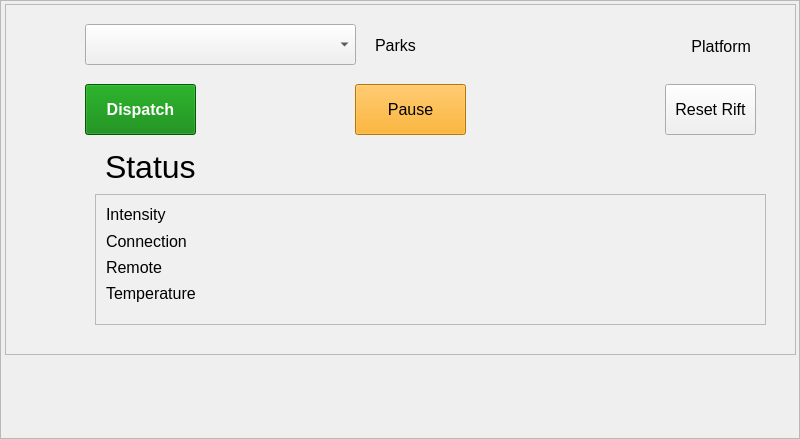
Qt form runtime/agents/nolimits_coaster/nolimits_coaster_gui.ui (michaelmargolis/MdxMotionPlatformV3) before a commit.
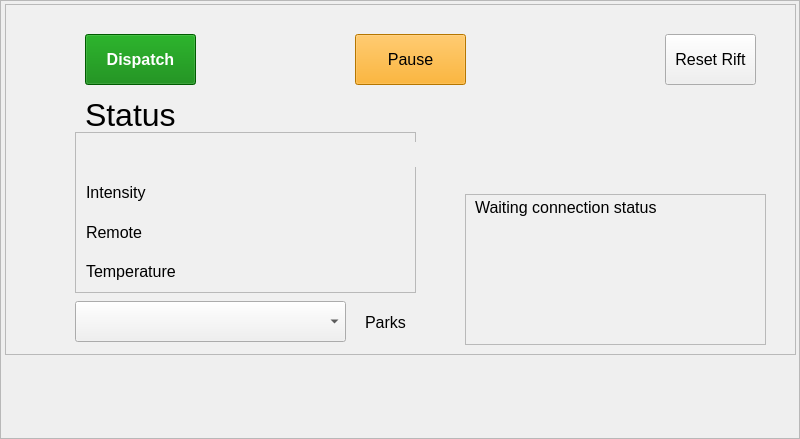
The same form after that commit.

What changed in the file:
```diff
--- a/runtime/agents/nolimits_coaster/nolimits_coaster_gui.ui
+++ b/runtime/agents/nolimits_coaster/nolimits_coaster_gui.ui
@@ -41,7 +41,7 @@
     <property name="geometry">
      <rect>
       <x>80</x>
-      <y>80</y>
+      <y>30</y>
       <width>111</width>
       <height>51</height>
      </rect>
@@ -64,7 +64,7 @@
     <property name="geometry">
      <rect>
       <x>660</x>
-      <y>80</y>
+      <y>30</y>
       <width>91</width>
       <height>51</height>
      </rect>
@@ -82,7 +82,7 @@
     <property name="geometry">
      <rect>
       <x>350</x>
-      <y>80</y>
+      <y>30</y>
       <width>111</width>
       <height>51</height>
      </rect>
@@ -100,26 +100,11 @@
      <string>Pause</string>
     </property>
    </widget>
-   <widget class="QComboBox" name="cmb_select_ride">
-    <property name="geometry">
-     <rect>
-      <x>80</x>
-      <y>20</y>
-      <width>271</width>
-      <height>41</height>
-     </rect>
-    </property>
-    <property name="font">
-     <font>
-      <pointsize>12</pointsize>
-     </font>
-    </property>
-   </widget>
    <widget class="QLabel" name="lbl_coaster_status">
     <property name="geometry">
      <rect>
-      <x>100</x>
-      <y>142</y>
+      <x>80</x>
+      <y>90</y>
       <width>631</width>
       <height>41</height>
      </rect>
@@ -136,10 +121,10 @@
    <widget class="QFrame" name="frame">
     <property name="geometry">
      <rect>
-      <x>90</x>
-      <y>190</y>
-      <width>671</width>
-      <height>131</height>
+      <x>70</x>
+      <y>128</y>
+      <width>341</width>
+      <height>161</height>
      </rect>
     </property>
     <property name="frameShape">
@@ -152,8 +137,8 @@
      <property name="geometry">
       <rect>
        <x>11</x>
-       <y>11</y>
-       <width>631</width>
+       <y>51</y>
+       <width>301</width>
        <height>19</height>
       </rect>
      </property>
@@ -170,8 +155,8 @@
      <property name="geometry">
       <rect>
        <x>11</x>
-       <y>63</y>
-       <width>641</width>
+       <y>90</y>
+       <width>301</width>
        <height>21</height>
       </rect>
      </property>
@@ -184,30 +169,12 @@
       <string>Remote</string>
      </property>
     </widget>
-    <widget class="QLabel" name="lbl_coaster_connection">
-     <property name="geometry">
-      <rect>
-       <x>11</x>
-       <y>38</y>
-       <width>641</width>
-       <height>19</height>
-      </rect>
-     </property>
-     <property name="font">
-      <font>
-       <pointsize>12</pointsize>
-      </font>
-     </property>
-     <property name="text">
-      <string>Connection</string>
-     </property>
-    </widget>
     <widget class="QLabel" name="lbl_temperature_status">
      <property name="geometry">
       <rect>
        <x>11</x>
-       <y>90</y>
-       <width>641</width>
+       <y>130</y>
+       <width>301</width>
        <height>19</height>
       </rect>
      </property>
@@ -220,12 +187,154 @@
       <string>Temperature</string>
      </property>
     </widget>
+    <widget class="QLabel" name="lbl_sync_status">
+     <property name="geometry">
+      <rect>
+       <x>11</x>
+       <y>10</y>
+       <width>351</width>
+       <height>25</height>
+      </rect>
+     </property>
+     <property name="font">
+      <font>
+       <pointsize>12</pointsize>
+      </font>
+     </property>
+     <property name="text">
+      <string/>
+     </property>
+    </widget>
+   </widget>
+   <widget class="QFrame" name="frame_3">
+    <property name="geometry">
+     <rect>
+      <x>460</x>
+      <y>190</y>
+      <width>301</width>
+      <height>151</height>
+     </rect>
+    </property>
+    <property name="frameShape">
+     <enum>QFrame::StyledPanel</enum>
+    </property>
+    <property name="frameShadow">
+     <enum>QFrame::Raised</enum>
+    </property>
+    <property name="lineWidth">
+     <number>2</number>
+    </property>
+    <widget class="QLabel" name="lbl_pc_conn_status_0">
+     <property name="geometry">
+      <rect>
+       <x>10</x>
+       <y>2</y>
+       <width>270</width>
+       <height>22</height>
+      </rect>
+     </property>
+     <property name="font">
+      <font>
+       <pointsize>12</pointsize>
+      </font>
+     </property>
+     <property name="text">
+      <string>Waiting connection status</string>
+     </property>
+    </widget>
+    <widget class="QLabel" name="lbl_pc_conn_status_1">
+     <property name="geometry">
+      <rect>
+       <x>10</x>
+       <y>32</y>
+       <width>270</width>
+       <height>22</height>
+      </rect>
+     </property>
+     <property name="font">
+      <font>
+       <pointsize>12</pointsize>
+      </font>
+     </property>
+     <property name="text">
+      <string/>
+     </property>
+    </widget>
+    <widget class="QLabel" name="lbl_pc_conn_status_2">
+     <property name="geometry">
+      <rect>
+       <x>10</x>
+       <y>62</y>
+       <width>270</width>
+       <height>22</height>
+      </rect>
+     </property>
+     <property name="font">
+      <font>
+       <pointsize>12</pointsize>
+      </font>
+     </property>
+     <property name="text">
+      <string/>
+     </property>
+    </widget>
+    <widget class="QLabel" name="lbl_pc_conn_status_3">
+     <property name="geometry">
+      <rect>
+       <x>10</x>
+       <y>92</y>
+       <width>270</width>
+       <height>22</height>
+      </rect>
+     </property>
+     <property name="font">
+      <font>
+       <pointsize>12</pointsize>
+      </font>
+     </property>
+     <property name="text">
+      <string/>
+     </property>
+    </widget>
+    <widget class="QLabel" name="lbl_pc_conn_status_4">
+     <property name="geometry">
+      <rect>
+       <x>10</x>
+       <y>122</y>
+       <width>270</width>
+       <height>22</height>
+      </rect>
+     </property>
+     <property name="font">
+      <font>
+       <pointsize>12</pointsize>
+      </font>
+     </property>
+     <property name="text">
+      <string/>
+     </property>
+    </widget>
+   </widget>
+   <widget class="QComboBox" name="cmb_select_ride">
+    <property name="geometry">
+     <rect>
+      <x>70</x>
+      <y>297</y>
+      <width>271</width>
+      <height>41</height>
+     </rect>
+    </property>
+    <property name="font">
+     <font>
+      <pointsize>12</pointsize>
+     </font>
+    </property>
    </widget>
    <widget class="QLabel" name="label_7">
     <property name="geometry">
      <rect>
-      <x>370</x>
-      <y>33</y>
+      <x>360</x>
+      <y>310</y>
       <width>81</width>
       <height>16</height>
      </rect>
@@ -239,27 +348,6 @@
      <string>Parks</string>
     </property>
    </widget>
-   <widget class="QLabel" name="lbl_platform">
-    <property name="geometry">
-     <rect>
-      <x>625</x>
-      <y>32</y>
-      <width>121</width>
-      <height>21</height>
-     </rect>
-    </property>
-    <property name="font">
-     <font>
-      <pointsize>12</pointsize>
-     </font>
-    </property>
-    <property name="text">
-     <string>Platform</string>
-    </property>
-    <property name="alignment">
-     <set>Qt::AlignRight|Qt::AlignTrailing|Qt::AlignVCenter</set>
-    </property>
-   </widget>
   </widget>
  </widget>
  <resources/>
```
